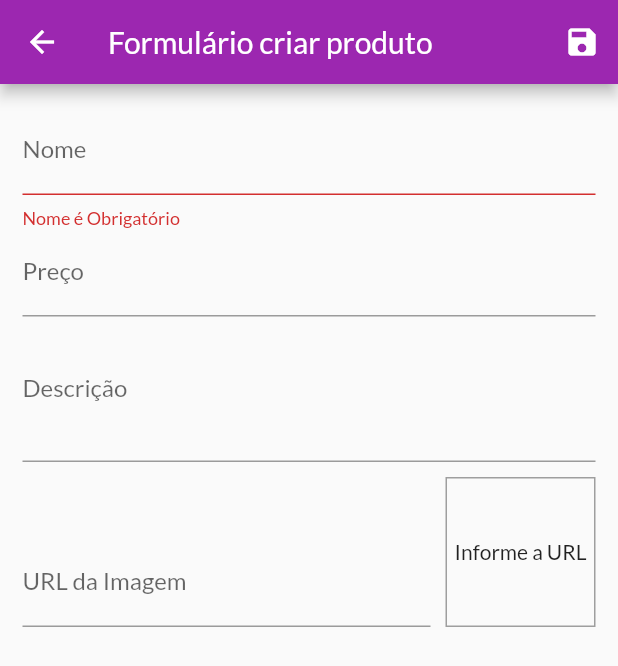
After one commit to Nicollas1305/Shop, a Flutter app: the ProductFormPage screen opened by its route, after a tap on the "save" icon, on a phone screen of 412 x 824 dp. The commit adds this screen. Shown: the top 666 px of the screen. Run offline on Flutter 3.47's test engine with Material 2 defaults, Android fonts, the phone set to English and light mode, and no system bars; network calls fail.

Commit message:
Product Form Page

```diff
--- a/lib/components/product_grid.dart
+++ b/lib/components/product_grid.dart
@@ -1,6 +1,6 @@
 import 'package:flutter/material.dart';
 import 'package:provider/provider.dart';
-import 'package:shop/components/product_item.dart';
+import 'package:shop/components/product_grid_item.dart';
 
 import '../models/product.dart';
 import '../models/product_list.dart';
@@ -20,7 +20,7 @@ class ProductGrid extends StatelessWidget {
       itemCount: loadedProducts.length,
       itemBuilder: (ctx, i) => ChangeNotifierProvider.value(
         value: loadedProducts[i],
-        child: ProductItem(),
+        child: ProductGridItem(),
       ),
       gridDelegate: const SliverGridDelegateWithFixedCrossAxisCount(
         crossAxisCount: 2,
--- a/lib/main.dart
+++ b/lib/main.dart
@@ -5,6 +5,8 @@ import 'package:shop/models/product_list.dart';
 import 'package:shop/pages/cart_page.dart';
 import 'package:shop/pages/orders_page.dart';
 import 'package:shop/pages/product_detail_page.dart';
+import 'package:shop/pages/product_form_page.dart';
+import 'package:shop/pages/product_page.dart';
 import 'package:shop/pages/products_overview_page.dart';
 import 'package:shop/utils/app_routes.dart';
 
@@ -42,6 +44,8 @@ class MyApp extends StatelessWidget {
           AppRoutes.PRODUCT_DETAIL: (ctx) => ProductDetailPage(),
           AppRoutes.CART: (ctx) => CartPage(),
           AppRoutes.ORDERS: (ctx) => OrdersPage(),
+          AppRoutes.PRODUCTS: (ctx) => ProductsPage(),
+          AppRoutes.PRODUCT_FORM: (ctx) => ProductFormPage(),
         },
         debugShowCheckedModeBanner: false,
       ),
--- a/lib/models/product_list.dart
+++ b/lib/models/product_list.dart
@@ -9,6 +9,10 @@ class ProductList with ChangeNotifier {
   List<Product> get items => [..._items];
   List<Product> get favoriteItems =>
       _items.where((prod) => prod.isFavorite).toList();
+
+  int get itemsCount {
+    return _items.length;
+  }
 
   void addProduct(Product product) {
     _items.add(product);
--- /dev/null
+++ b/lib/pages/product_form_page.dart
@@ -0,0 +1,162 @@
+import 'dart:math';
+
+import 'package:flutter/material.dart';
+import 'package:shop/models/product.dart';
+
+class ProductFormPage extends StatefulWidget {
+  const ProductFormPage({Key? key}) : super(key: key);
+
+  @override
+  State<ProductFormPage> createState() => _ProductFormPageState();
+}
+
+class _ProductFormPageState extends State<ProductFormPage> {
+  final _priceFocus = FocusNode();
+  final _decriptionFocus = FocusNode();
+  final _imageUrlFocus = FocusNode();
+  final _imageUrlController = TextEditingController();
+
+  final _formKey = GlobalKey<FormState>();
+  final _formData = Map<String, Object>();
+
+  @override
+  void initState() {
+    super.initState();
+    _imageUrlFocus.addListener(updateImage);
+  }
+
+  @override
+  void dispose() {
+    super.dispose();
+    _priceFocus.dispose();
+    _decriptionFocus.dispose();
+    _imageUrlFocus.dispose();
+    _imageUrlFocus.removeListener(updateImage);
+  }
+
+  void updateImage() {
+    setState(() {});
+  }
+
+  void _submitForm() {
+    final isValid = _formKey.currentState?.validate() ?? false;
+
+    if (!isValid) {
+      return;
+    }
+
+    _formKey.currentState?.save();
+    final newProduct = Product(
+      id: Random().nextDouble().toString(),
+      name: _formData['name'] as String,
+      description: _formData['description'] as String,
+      price: _formData['price'] as double,
+      imageUrl: _formData['imageUrl'] as String,
+    );
+  }
+
+  @override
+  Widget build(BuildContext context) {
+    return Scaffold(
+      appBar: AppBar(
+        title: const Text('Formulário criar produto'),
+        actions: [
+          IconButton(
+            onPressed: () {
+              _submitForm();
+            },
+            icon: const Icon(Icons.save),
+          )
+        ],
+      ),
+      body: Padding(
+        padding: const EdgeInsets.all(15),
+        child: Form(
+          key: _formKey,
+          child: ListView(
+            children: [
+              TextFormField(
+                decoration: const InputDecoration(labelText: 'Nome'),
+                textInputAction: TextInputAction.next,
+                onFieldSubmitted: (_) {
+                  FocusScope.of(context).requestFocus(_priceFocus);
+                },
+                onSaved: (name) => _formData['name'] = name ?? '',
+                validator: (_name) {
+                  final name = _name ?? '';
+                  if (name.trim().isEmpty) {
+                    return 'Nome é Obrigatório';
+                  }
+                  if (name.trim().length < 3) {
+                    return 'Nome precisa no mínimo de 3 letras';
+                  }
+                  return null;
+                },
+              ),
+              TextFormField(
+                decoration: const InputDecoration(labelText: 'Preço'),
+                textInputAction: TextInputAction.next,
+                focusNode: _priceFocus,
+                keyboardType:
+                    const TextInputType.numberWithOptions(decimal: true),
+                onFieldSubmitted: (_) {
+                  FocusScope.of(context).requestFocus(_decriptionFocus);
+                },
+                onSaved: (price) =>
+                    _formData['price'] = double.parse(price ?? '0'),
+              ),
+              TextFormField(
+                decoration: const InputDecoration(labelText: 'Descrição'),
+                textInputAction: TextInputAction.next,
+                focusNode: _decriptionFocus,
+                keyboardType: TextInputType.multiline,
+                maxLines: 3,
+                onSaved: (description) =>
+                    _formData['description'] = description ?? '',
+              ),
+              Row(
+                crossAxisAlignment: CrossAxisAlignment.end,
+                children: [
+                  Expanded(
+                    child: TextFormField(
+                      decoration:
+                          const InputDecoration(labelText: 'URL da Imagem'),
+                      textInputAction: TextInputAction.done,
+                      focusNode: _imageUrlFocus,
+                      controller: _imageUrlController,
+                      keyboardType: TextInputType.url,
+                      onFieldSubmitted: (_) => _submitForm(),
+                      onSaved: (imageUrl) =>
+                          _formData['imageUrl'] = imageUrl ?? '',
+                    ),
+                  ),
+                  Container(
+                    height: 100,
+                    width: 100,
+                    margin: const EdgeInsets.only(
+                      top: 10,
+                      left: 10,
+                    ),
+                    decoration: BoxDecoration(
+                      border: Border.all(
+                        color: Colors.grey,
+                        width: 1,
+                      ),
+                    ),
+                    alignment: Alignment.center,
+                    child: _imageUrlController.text.isEmpty
+                        ? const Text('Informe a URL')
+                        : FittedBox(
+                            child: Image.network(_imageUrlController.text),
+                            fit: BoxFit.cover,
+                          ),
+                  )
+                ],
+              ),
+            ],
+          ),
+        ),
+      ),
+    );
+  }
+}
--- a/lib/utils/app_routes.dart
+++ b/lib/utils/app_routes.dart
@@ -3,4 +3,6 @@ class AppRoutes {
   static const PRODUCT_DETAIL = '/product-detail';
   static const CART = '/cart';
   static const ORDERS = '/orders';
+  static const PRODUCTS = '/products';
+  static const PRODUCT_FORM = '/product-form';
 }
```
Also changed, not shown: lib/components/app_drawer.dart (+9 -1 lines), lib/components/cart_item.dart (+22 -0 lines), lib/components/product_grid_item.dart (added, +69 -0 lines), lib/components/product_item.dart (+26 -44 lines), lib/models/cart.dart (+23 -2 lines), lib/pages/product_page.dart (added, +43 -0 lines).
